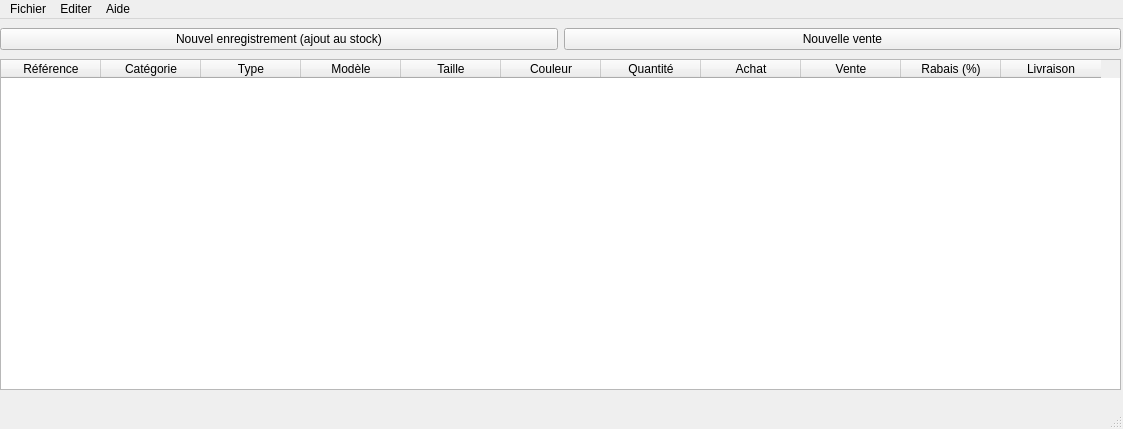
Old version of the form GestionDeStock/mainwindow.ui in the repository pawamoy/gestion-de-stock.
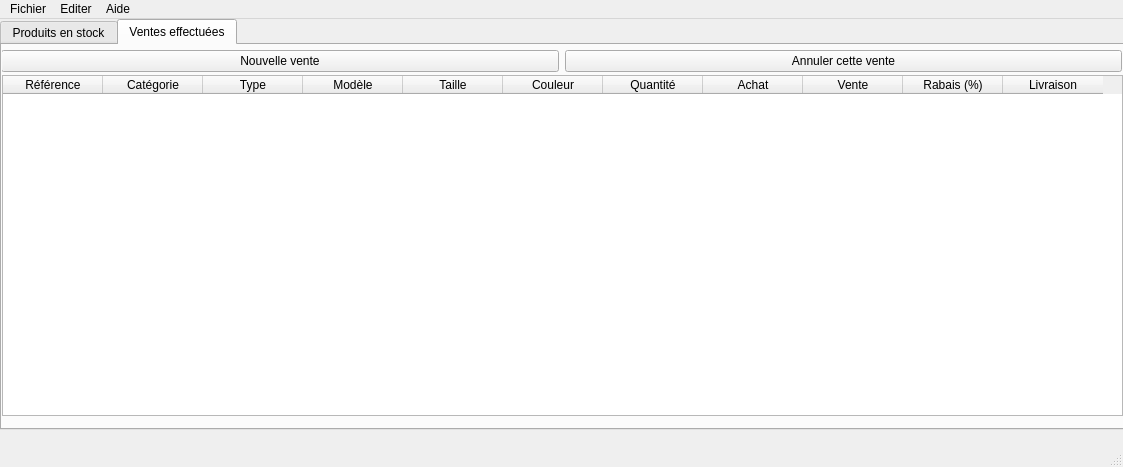
New version of the form. The open tabs and pages were chosen to show the change. Icons and pictures are not drawn.

The edit to the form file:
```diff
--- a/GestionDeStock/mainwindow.ui
+++ b/GestionDeStock/mainwindow.ui
@@ -7,7 +7,7 @@
     <x>0</x>
     <y>0</y>
     <width>1123</width>
-    <height>429</height>
+    <height>467</height>
    </rect>
   </property>
   <property name="windowTitle">
@@ -18,12 +18,34 @@
     <property name="geometry">
      <rect>
       <x>0</x>
-      <y>40</y>
+      <y>0</y>
+      <width>1131</width>
+      <height>411</height>
+     </rect>
+    </property>
+    <layout class="QHBoxLayout" name="horizontalLayout">
+     <item>
+      <widget class="QTabWidget" name="tabWidget">
+       <property name="enabled">
+        <bool>true</bool>
+       </property>
+       <property name="currentIndex">
+        <number>0</number>
+       </property>
+       <widget class="QWidget" name="onglet_stock">
+        <attribute name="title">
+         <string>Produits en stock</string>
+        </attribute>
+        <widget class="QWidget" name="verticalLayoutWidget_2">
+         <property name="geometry">
+          <rect>
+           <x>0</x>
+           <y>30</y>
       <width>1121</width>
-      <height>331</height>
-     </rect>
-    </property>
-    <layout class="QVBoxLayout" name="verticalLayout">
+           <height>341</height>
+          </rect>
+         </property>
+         <layout class="QVBoxLayout" name="verticalLayout_2">
      <item>
       <widget class="QTableWidget" name="tableWidget">
        <column>
@@ -88,25 +110,176 @@
    <widget class="QWidget" name="horizontalLayoutWidget_2">
     <property name="geometry">
      <rect>
-      <x>0</x>
-      <y>0</y>
+           <x>-1</x>
+           <y>-1</y>
       <width>1121</width>
-      <height>41</height>
+           <height>34</height>
      </rect>
     </property>
     <layout class="QHBoxLayout" name="horizontalLayout_2">
      <item>
       <widget class="QPushButton" name="pushButton_2">
        <property name="text">
-        <string>Nouvel enregistrement (ajout au stock)</string>
-       </property>
+             <string>Ajouter des articles</string>
+            </property>
+            <property name="icon">
+             <iconset>
+              <normaloff>../appdata/list-add.png</normaloff>../appdata/list-add.png</iconset>
+            </property>
+            <property name="default">
+             <bool>false</bool>
+            </property>
+            <property name="flat">
+             <bool>false</bool>
+            </property>
       </widget>
      </item>
      <item>
-      <widget class="QPushButton" name="pushButton">
+           <widget class="QPushButton" name="stock_del">
+            <property name="text">
+             <string>Supprimer l'article</string>
+            </property>
+            <property name="icon">
+             <iconset>
+              <normaloff>../appdata/edit-delete.png</normaloff>../appdata/edit-delete.png</iconset>
+            </property>
+           </widget>
+          </item>
+          <item>
+           <widget class="QPushButton" name="stock_mod">
+            <property name="text">
+             <string>Modifier l'article</string>
+            </property>
+            <property name="icon">
+             <iconset>
+              <normaloff>../appdata/go-down.png</normaloff>../appdata/go-down.png</iconset>
+            </property>
+           </widget>
+          </item>
+          <item>
+           <widget class="QPushButton" name="stock_sell">
+            <property name="text">
+             <string>Vendre l'article</string>
+            </property>
+            <property name="icon">
+             <iconset>
+              <normaloff>../appdata/edit-redo.png</normaloff>../appdata/edit-redo.png</iconset>
+            </property>
+           </widget>
+          </item>
+         </layout>
+        </widget>
+       </widget>
+       <widget class="QWidget" name="onglet_vente">
+        <attribute name="title">
+         <string>Ventes effectuées</string>
+        </attribute>
+        <widget class="QWidget" name="horizontalLayoutWidget_3">
+         <property name="geometry">
+          <rect>
+           <x>-1</x>
+           <y>-1</y>
+           <width>1121</width>
+           <height>34</height>
+          </rect>
+         </property>
+         <layout class="QHBoxLayout" name="horizontalLayout_4">
+          <item>
+           <widget class="QPushButton" name="sells_add">
        <property name="text">
         <string>Nouvelle vente</string>
        </property>
+            <property name="icon">
+             <iconset>
+              <normaloff>../appdata/list-add.png</normaloff>../appdata/list-add.png</iconset>
+            </property>
+           </widget>
+          </item>
+          <item>
+           <widget class="QPushButton" name="sells_cancel">
+            <property name="text">
+             <string>Annuler cette vente</string>
+            </property>
+            <property name="icon">
+             <iconset>
+              <normaloff>../appdata/edit-undo.png</normaloff>../appdata/edit-undo.png</iconset>
+            </property>
+           </widget>
+          </item>
+         </layout>
+        </widget>
+        <widget class="QWidget" name="verticalLayoutWidget_3">
+         <property name="geometry">
+          <rect>
+           <x>0</x>
+           <y>30</y>
+           <width>1121</width>
+           <height>341</height>
+          </rect>
+         </property>
+         <layout class="QVBoxLayout" name="verticalLayout_3">
+          <item>
+           <widget class="QTableWidget" name="tableWidget_2">
+            <column>
+             <property name="text">
+              <string>Référence</string>
+             </property>
+            </column>
+            <column>
+             <property name="text">
+              <string>Catégorie</string>
+             </property>
+            </column>
+            <column>
+             <property name="text">
+              <string>Type</string>
+             </property>
+            </column>
+            <column>
+             <property name="text">
+              <string>Modèle</string>
+             </property>
+            </column>
+            <column>
+             <property name="text">
+              <string>Taille</string>
+             </property>
+            </column>
+            <column>
+             <property name="text">
+              <string>Couleur</string>
+             </property>
+            </column>
+            <column>
+             <property name="text">
+              <string>Quantité</string>
+             </property>
+            </column>
+            <column>
+             <property name="text">
+              <string>Achat</string>
+             </property>
+            </column>
+            <column>
+             <property name="text">
+              <string>Vente</string>
+             </property>
+            </column>
+            <column>
+             <property name="text">
+              <string>Rabais (%)</string>
+             </property>
+            </column>
+            <column>
+             <property name="text">
+              <string>Livraison</string>
+             </property>
+            </column>
+           </widget>
+          </item>
+         </layout>
+        </widget>
+       </widget>
       </widget>
      </item>
     </layout>
```
Left out of the diff: 10 changed lines with no effect on the pictures. Lines whose indentation alone changed are shown as unchanged.
